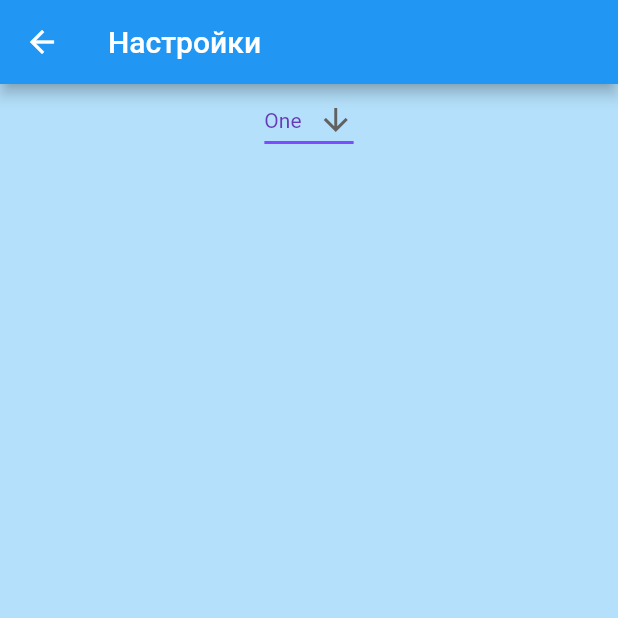
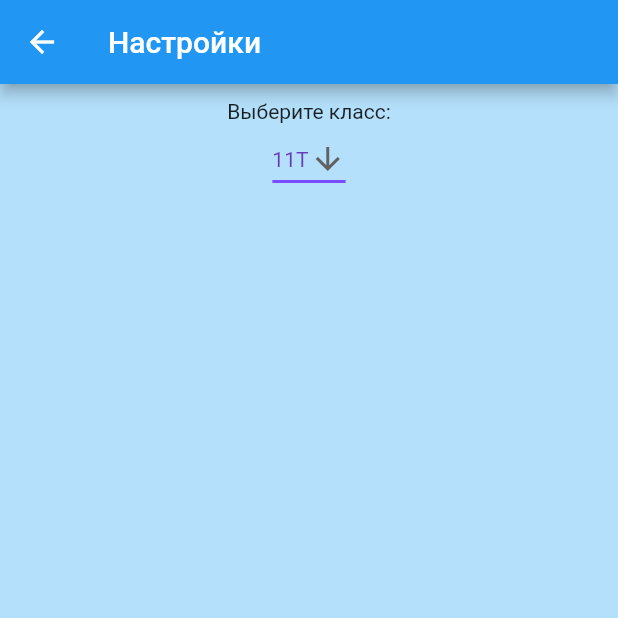
Before and after one commit to faceless-shir-2022/App, a Flutter app: the Navigator1 screen opened by its route, after a tap on the "settings" icon, on a phone screen of 412 x 824 dp, the top half of it. Run offline on Flutter 3.47's test engine with Material 2 defaults, Android fonts, the phone set to English and light mode, and no system bars; missing offline and left inert: dart:ffi.

Commit message:
Выровнено окно поиска. Обновлены настройки и маршрутизация. Теперь картинки этажей меняются. Добавлена кнопка очистки маршрута (пока не работает)

```diff
--- /dev/null
+++ b/assets/classes.txt
@@ -0,0 +1,4 @@
+10 Т
+10 С
+11 Т
+11 С
--- a/lib/DropDownClass.dart
+++ b/lib/DropDownClass.dart
@@ -1,6 +1,10 @@
+import 'dart:convert';
 import 'package:flutter/material.dart';
+import 'dart:io';
 
-const List<String> list = <String>['One', 'Two', 'Three', 'Four'];
+const List<String> list = <String>['11T', '11C', '10T', '10C'];
+// var config = File("/assets/classes.txt");
+// List<String> list = config.readAsLinesSync(encoding: utf8);
 
 class DropdownButtonExample extends StatefulWidget {
   const DropdownButtonExample({super.key});
--- a/lib/main.dart
+++ b/lib/main.dart
@@ -19,7 +19,10 @@ class CCTracker extends StatelessWidget {
         var path = routeSettings.name.toString().split('/');
         if (path[1] == 'second') {
           return MaterialPageRoute(
-              builder: (context) => Navigator1(id: path[2]),
+              builder: (context) => Navigator1(
+                    id: path[2],
+                    img: path[3],
+                  ),
               settings: routeSettings);
         }
       },
--- a/lib/navigator.dart
+++ b/lib/navigator.dart
@@ -2,14 +2,24 @@ import 'package:flutter/material.dart';
 import 'package:flutter_application_1/Authocompleater.dart';
 
 class Navigator1 extends StatelessWidget {
-  String _id;
-  Navigator1({String id = ''}) : _id = id;
-  String img = 'assets/image/fruktovaya/1.jpg';
+  final String _id;
+  final String _img;
+  Navigator1({
+    String id = '',
+    String img = 'assets/image/fruktovaya/1.jpg',
+  })  : _id = id,
+        _img = img;
+  // String img = 'assets/image/fruktovaya/1.jpg';
 
   @override
   Widget build(BuildContext context) {
     return Scaffold(
       appBar: AppBar(
+        leading: BackButton(
+          onPressed: () {
+            Navigator.pushNamed(context, '/first');
+          },
+        ),
         title: Text('$_id'),
         actions: <Widget>[
           IconButton(
@@ -23,32 +33,19 @@ class Navigator1 extends StatelessWidget {
       body: Center(
         child: Stack(
           children: <Widget>[
+            Column(
+              children: <Widget>[
                 Container(
-                alignment: Alignment.topCenter,
-                padding: const EdgeInsets.only(left: 16.0, right: 116, top: 10),
-                child: AutocompleteBasicExample(myText: 'начала')),
+                    alignment: Alignment.topLeft,
+                    padding:
+                        const EdgeInsets.only(right: 120, left: 10, top: 30),
+                    child: const AutocompleteBasicExample(myText: 'начала')),
                 Container(
-              alignment: Alignment.topCenter,
-              padding: const EdgeInsets.only(left: 16.0, right: 116, top: 54),
+                  alignment: Alignment.topLeft,
+                  padding: const EdgeInsets.only(right: 120, left: 10),
                   child: const AutocompleteBasicExample(
                     myText: 'конца',
                   ),
-            ),
-            Container(
-              width: double.infinity,
-              padding: const EdgeInsets.only(right: 16, top: 64),
-              alignment: Alignment.topRight,
-              child: ElevatedButton(
-                child: const Text("Начать"),
-                onPressed: () {},
-              ),
-            ),
-            // Container(
-            //   child: Image.network("ссылка на пикчу не готова"),
-            // ),
-            Container(
-              child: Image.asset(this.img),
-              alignment: Alignment.center,
                 ),
                 Container(
                   alignment: Alignment.bottomCenter,
@@ -57,21 +54,56 @@ class Navigator1 extends StatelessWidget {
                       children: <Widget>[
                         TextButton(
                             onPressed: () {
-                        this.img = 'assets/image/fruktovaya/1.jpg';
+                              Navigator.pushNamed(context, '/second/$_id/1');
                             },
-                      child: Text('1')),
+                            child: const Text('1')),
                         TextButton(
                             onPressed: () {
-                        this.img = 'assets/image/fruktovaya/2.jpg';
+                              Navigator.pushNamed(context, '/second/$_id/2');
                             },
-                      child: Text('2')),
+                            child: const Text('2')),
                         TextButton(
                             onPressed: () {
-                        this.img = 'assets/image/fruktovaya/3.jpg';
+                              Navigator.pushNamed(context, '/second/$_id/3');
                             },
-                      child: Text('3'))
+                            child: const Text('3'))
+                      ]),
+                ),
+                // Container(
+                //   child: Image.network("ссылка на пикчу не готова"),
+                // ),
+                Container(
+                  alignment: Alignment.center,
+                  child: Image.asset("assets/image/fruktovaya/$_img.jpg"),
+                ),
+                const Text('Вы ищите путь...')
               ],
             ),
+            Column(
+              children: <Widget>[
+                Container(
+                  width: double.infinity,
+                  padding: const EdgeInsets.only(right: 10, top: 40),
+                  alignment: Alignment.topRight,
+                  child: ElevatedButton(
+                    style: ButtonStyle(
+                      backgroundColor:
+                          MaterialStateProperty.all<Color>(Colors.teal),
+                    ),
+                    child: const Text("Очистить"),
+                    onPressed: () {},
+                  ),
+                ),
+                Container(
+                  width: double.infinity,
+                  padding: const EdgeInsets.only(right: 10, top: 10),
+                  alignment: Alignment.topRight,
+                  child: ElevatedButton(
+                    child: const Text("  Начать  "),
+                    onPressed: () {},
+                  ),
+                ),
+              ],
             )
           ],
         ),
--- a/lib/settings.dart
+++ b/lib/settings.dart
@@ -2,17 +2,22 @@ import 'package:flutter/material.dart';
 import 'package:flutter_application_1/DropDownClass.dart';
 
 class Settings extends StatelessWidget {
+  const Settings({super.key});
   @override
   Widget build(BuildContext context) {
     return Scaffold(
-      appBar: AppBar(title: Text('Настройки')),
+      appBar: AppBar(title: const Text('Настройки')),
       body: Center(
-        child: Stack(
+        child: Column(
           children: <Widget>[
             Container(
-              child: DropdownButtonExample(),
+              padding: const EdgeInsets.only(top: 10),
+              child: const Text('Выберите класс:'),
+            ),
+            Container(
               alignment: Alignment.topCenter,
-            )
+              child: const DropdownButtonExample(),
+            ),
           ],
         ),
       ),
--- a/pubspec.yaml
+++ b/pubspec.yaml
@@ -67,6 +67,8 @@ flutter:
     - assets/image/fruktovaya/1.jpg
     - assets/image/fruktovaya/2.jpg
     - assets/image/fruktovaya/3.jpg
+    - assets/classes.txt
+
 
   # An image asset can refer to one or more resolution-specific "variants", see
   # https://flutter.dev/assets-and-images/#resolution-aware
```
Also changed, not shown: lib/adress.dart (+8 -4 lines). Lines whose indentation alone changed are shown as unchanged.
